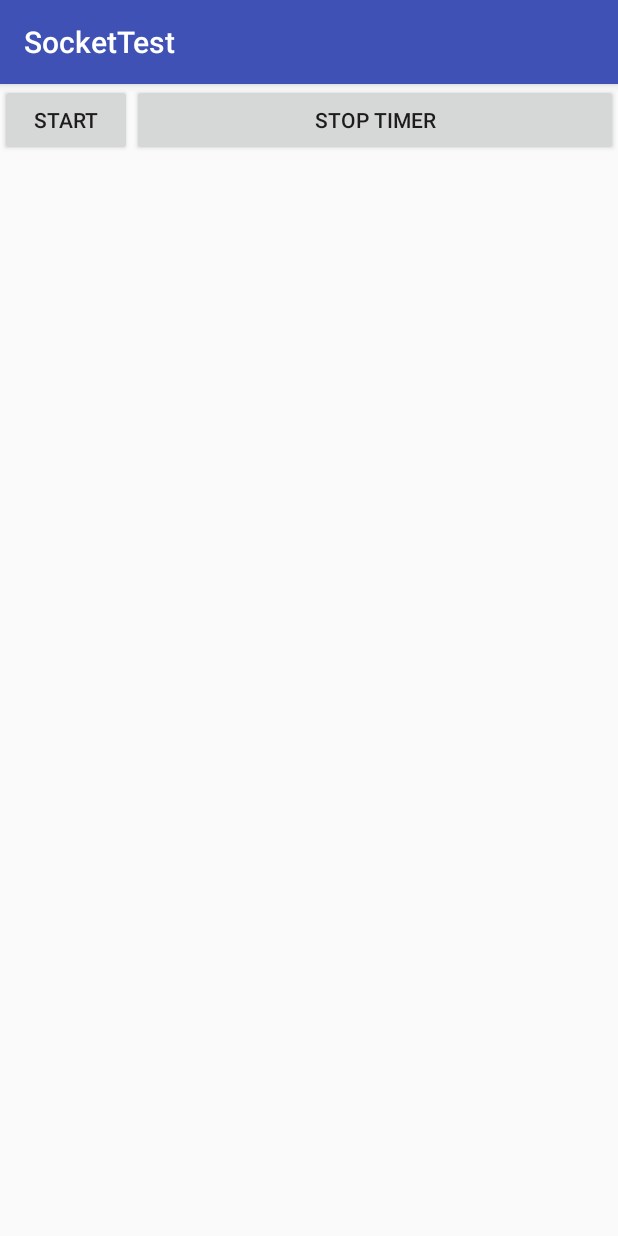
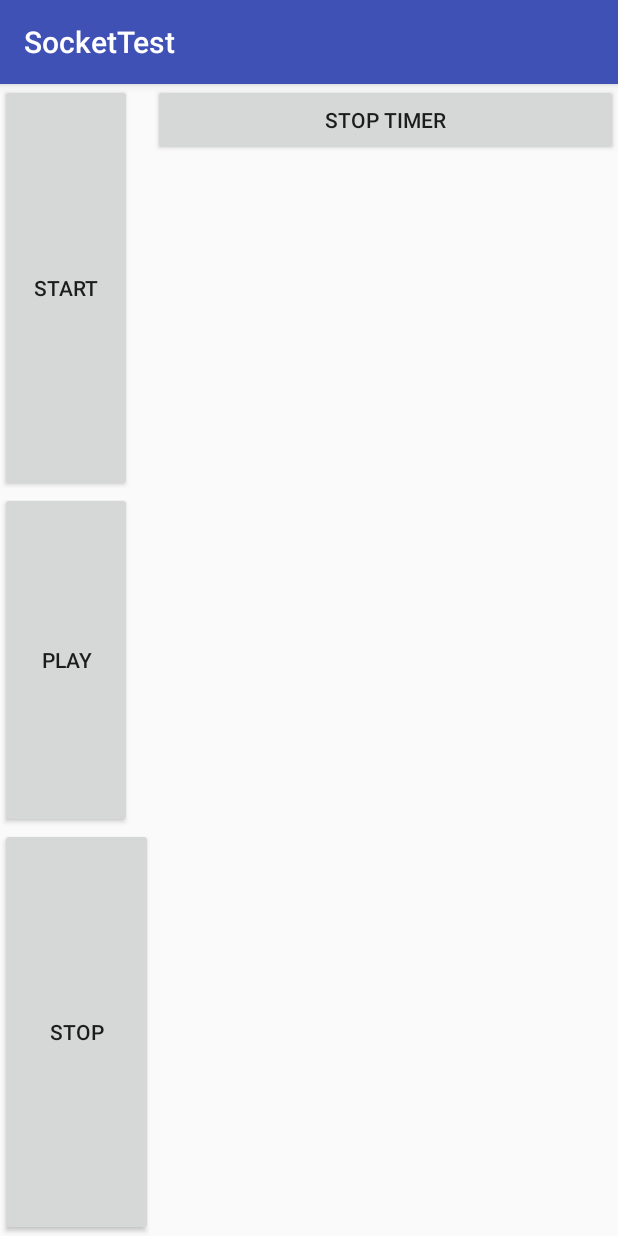
Before and after one commit to BanyMaciej/SocketTest, an Android app: the ServerActivity screen opened directly, with no data from a screen before it, on a phone screen of 412 x 824 dp. Run offline under Robolectric (Android 15) with nearby library versions, the phone set to English and light mode, and no system bars.

Commit message:
What's next?

```diff
--- a/app/src/main/res/layout/activity_server.xml
+++ b/app/src/main/res/layout/activity_server.xml
@@ -6,15 +6,38 @@
     android:layout_height="match_parent"
     tools:context="com.mb.sockettest.ServerActivity">
 
+    <LinearLayout
+        android:layout_width="0dp"
+        android:layout_height="match_parent"
+        android:layout_weight="0.5"
+        android:orientation="vertical">
+
         <Button
             android:id="@+id/startButton"
             android:layout_width="wrap_content"
             android:layout_height="wrap_content"
+            android:layout_weight="1"
             android:text="START"
+            app:layout_constraintHorizontal_bias="0.054"
             app:layout_constraintLeft_toLeftOf="parent"
             app:layout_constraintRight_toRightOf="parent"
-        tools:layout_editor_absoluteY="7dp"
-        app:layout_constraintHorizontal_bias="0.054" />
+            tools:layout_editor_absoluteY="7dp" />
+
+        <Button
+            android:id="@+id/playButton"
+            android:layout_width="wrap_content"
+            android:layout_height="0dp"
+            android:layout_weight="1"
+            android:text="PLAY" />
+
+        <Button
+            android:id="@+id/stopButton"
+            android:layout_width="match_parent"
+            android:layout_height="wrap_content"
+            android:layout_weight="1"
+            android:text="STOP" />
+
+    </LinearLayout>
 
     <Button
         android:id="@+id/stopTimerBtn_Server"
```
Also changed, not shown: app/src/main/java/com/mb/sockettest/ClientActivity.java (+12 -2 lines), app/src/main/java/com/mb/sockettest/ClientTask.java (+12 -3 lines), app/src/main/java/com/mb/sockettest/ServerActivity.java (+19 -0 lines), app/src/main/java/com/mb/sockettest/ServerThread.java (+17 -2 lines), 1 other file. Lines whose indentation alone changed are shown as unchanged.
